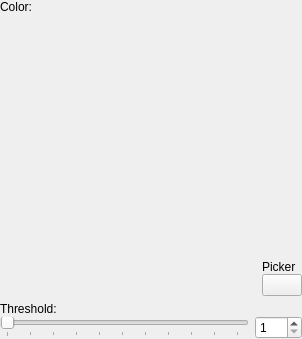
KDE/krita, file krita/plugins/filters/colors/wdgcolortoalphabase.ui: the form before one commit.
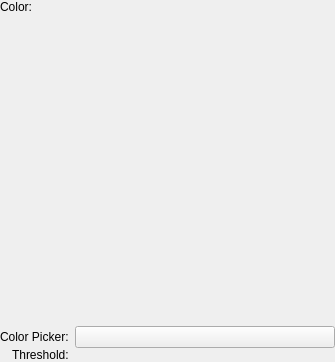
The form after the commit. Custom widgets are drawn as their Qt base class.

Commit message: update color to alpha slider

```diff
--- a/krita/plugins/filters/colors/wdgcolortoalphabase.ui
+++ b/krita/plugins/filters/colors/wdgcolortoalphabase.ui
@@ -6,8 +6,8 @@
    <rect>
     <x>0</x>
     <y>0</y>
-    <width>302</width>
-    <height>339</height>
+    <width>335</width>
+    <height>362</height>
    </rect>
   </property>
   <property name="sizePolicy">
@@ -106,47 +106,7 @@
        </spacer>
       </item>
       <item row="1" column="1">
-       <layout class="QVBoxLayout" name="verticalLayout">
-        <item>
-         <spacer name="verticalSpacer">
-          <property name="orientation">
-           <enum>Qt::Vertical</enum>
-          </property>
-          <property name="sizeHint" stdset="0">
-           <size>
-            <width>20</width>
-            <height>40</height>
-           </size>
-          </property>
-         </spacer>
-        </item>
-        <item>
-         <widget class="QLabel" name="pickerLabel">
-          <property name="text">
-           <string>Picker</string>
-          </property>
-         </widget>
-        </item>
-        <item>
-         <widget class="KColorButton" name="btnCustomColor">
-          <property name="maximumSize">
-           <size>
-            <width>16777215</width>
-            <height>16777215</height>
-           </size>
-          </property>
-          <property name="autoDefault">
-           <bool>false</bool>
-          </property>
-          <property name="default">
-           <bool>false</bool>
-          </property>
-          <property name="flat">
-           <bool>false</bool>
-          </property>
-         </widget>
-        </item>
-       </layout>
+       <layout class="QVBoxLayout" name="verticalLayout"/>
       </item>
      </layout>
     </widget>
@@ -154,32 +114,19 @@
    <item>
     <layout class="QGridLayout" name="gridLayout">
      <property name="topMargin">
-      <number>0</number>
+      <number>15</number>
      </property>
      <property name="verticalSpacing">
       <number>0</number>
      </property>
-     <item row="1" column="0">
-      <widget class="QSlider" name="sldSecondaryThreshold">
-       <property name="minimum">
-        <number>1</number>
-       </property>
-       <property name="maximum">
-        <number>255</number>
-       </property>
-       <property name="orientation">
-        <enum>Qt::Horizontal</enum>
-       </property>
-       <property name="tickPosition">
-        <enum>QSlider::TicksBelow</enum>
-       </property>
-       <property name="tickInterval">
-        <number>25</number>
-       </property>
-      </widget>
-     </item>
-     <item row="0" column="0">
+     <item row="1" column="0" alignment="Qt::AlignRight">
       <widget class="QLabel" name="textLabel1_2">
+       <property name="sizePolicy">
+        <sizepolicy hsizetype="Minimum" vsizetype="Preferred">
+         <horstretch>0</horstretch>
+         <verstretch>0</verstretch>
+        </sizepolicy>
+       </property>
        <property name="text">
         <string>Threshold:</string>
        </property>
@@ -192,12 +139,50 @@
       </widget>
      </item>
      <item row="1" column="1">
-      <widget class="QSpinBox" name="intThreshold">
-       <property name="minimum">
-        <number>1</number>
+      <widget class="KisDoubleSliderSpinBox" name="intThreshold" native="true">
+       <property name="sizePolicy">
+        <sizepolicy hsizetype="Expanding" vsizetype="Preferred">
+         <horstretch>0</horstretch>
+         <verstretch>0</verstretch>
+        </sizepolicy>
        </property>
-       <property name="maximum">
-        <number>255</number>
+      </widget>
+     </item>
+     <item row="0" column="0" alignment="Qt::AlignRight">
+      <widget class="QLabel" name="pickerLabel">
+       <property name="sizePolicy">
+        <sizepolicy hsizetype="Minimum" vsizetype="Preferred">
+         <horstretch>0</horstretch>
+         <verstretch>0</verstretch>
+        </sizepolicy>
+       </property>
+       <property name="text">
+        <string>Color Picker:</string>
+       </property>
+      </widget>
+     </item>
+     <item row="0" column="1">
+      <widget class="KColorButton" name="btnCustomColor">
+       <property name="sizePolicy">
+        <sizepolicy hsizetype="Expanding" vsizetype="Preferred">
+         <horstretch>0</horstretch>
+         <verstretch>0</verstretch>
+        </sizepolicy>
+       </property>
+       <property name="maximumSize">
+        <size>
+         <width>16777215</width>
+         <height>16777215</height>
+        </size>
+       </property>
+       <property name="autoDefault">
+        <bool>false</bool>
+       </property>
+       <property name="default">
+        <bool>false</bool>
+       </property>
+       <property name="flat">
+        <bool>false</bool>
        </property>
       </widget>
      </item>
@@ -217,6 +202,12 @@
    <header>KoTriangleColorSelector.h</header>
    <container>1</container>
   </customwidget>
+  <customwidget>
+   <class>KisDoubleSliderSpinBox</class>
+   <extends>QWidget</extends>
+   <header>kis_slider_spin_box.h</header>
+   <container>1</container>
+  </customwidget>
  </customwidgets>
  <includes>
   <include location="local">kcolorbutton.h</include>
```
Left out of the diff: 36 changed lines with no effect on the pictures. The commit also changes 1 other file.
